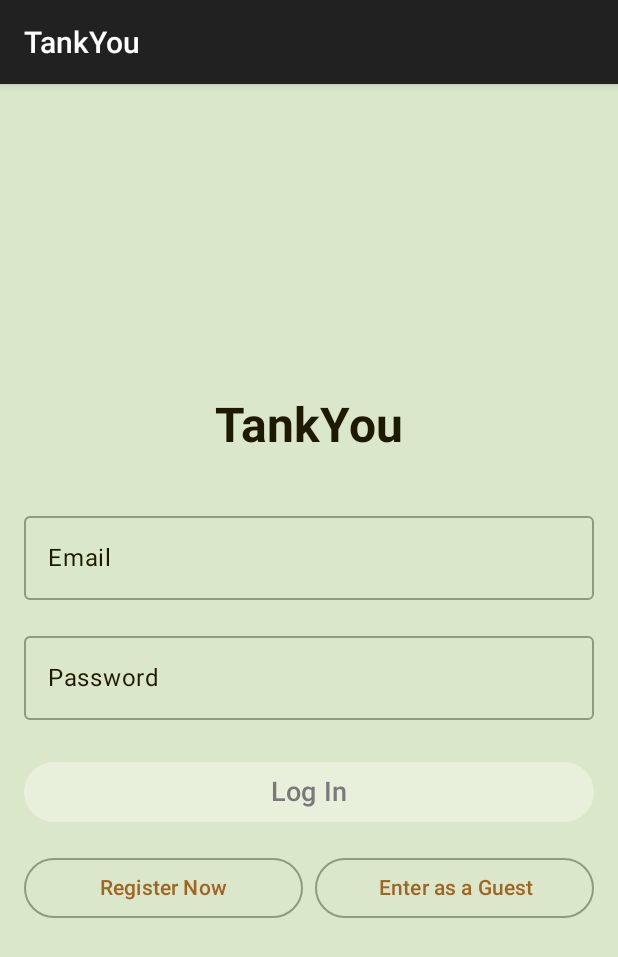
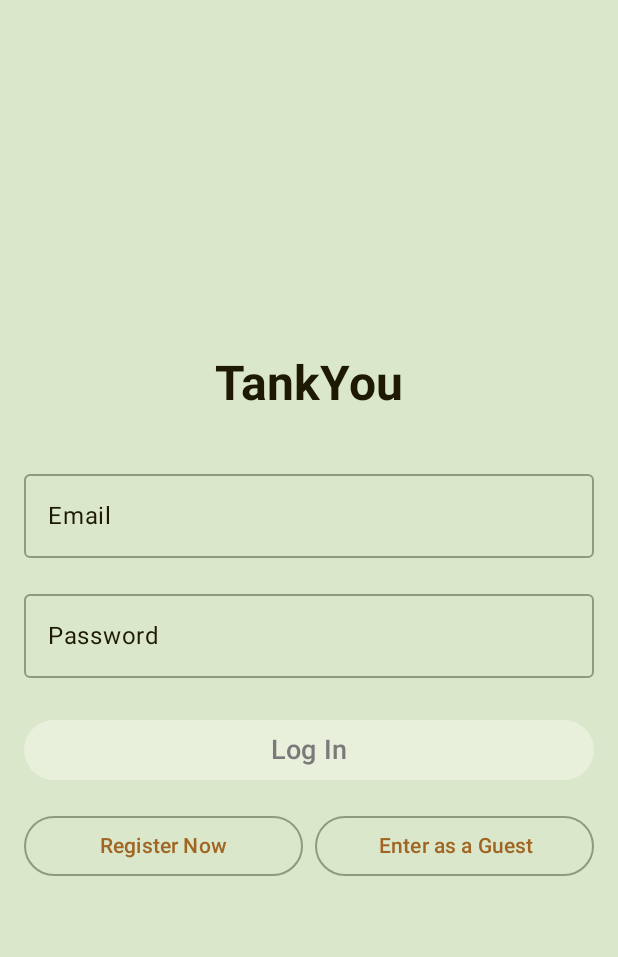
Before and after one commit to marcomarrelli/TankYou, an Android app built with Jetpack Compose: the screen it shows after launch (MainActivity), on a phone screen of 412 x 824 dp. Shown: the top 957 px of the screen. Run offline under Robolectric (Android 15) with nearby library versions, the light colour scheme and no system bars; libraries missing offline, so code that uses them is left out: io.github.jan.supabase, org.osmdroid.util; 1 statement that could not run was skipped.

Commit message:
fix: Fixed Palette

```diff
--- a/app/src/main/java/project/unibo/tankyou/MainActivity.kt
+++ b/app/src/main/java/project/unibo/tankyou/MainActivity.kt
@@ -46,6 +46,8 @@ class MainActivity : AppCompatActivity() {
 
     override fun onCreate(savedInstanceState: Bundle?) {
         super.onCreate(savedInstanceState)
+
+        supportActionBar?.hide()
 
         ThemeManager.initialize(this)
 
--- a/app/src/main/java/project/unibo/tankyou/ui/theme/Colors.kt
+++ b/app/src/main/java/project/unibo/tankyou/ui/theme/Colors.kt
@@ -18,6 +18,9 @@ object LightColors {
     val OK = Color(0xFF23BA39)
     val Warning = Color(0xFFEAAD16)
     val Alert = Color(0xFFEC2E23)
+
+    val White = Color(0xFFFEFAE1)
+    val Black = Color(0xFF1E1A01)
 }
 
 object DarkColors {
@@ -36,4 +39,7 @@ object DarkColors {
     val OK = Color(0xFF1A8A2B)
     val Warning = Color(0xFFB8850F)
     val Alert = Color(0xFFB8211A)
+
+    val White = Color(0xFFFEFAE1)
+    val Black = Color(0xFF1E1A01)
 }
--- a/app/src/main/java/project/unibo/tankyou/ui/theme/Palette.kt
+++ b/app/src/main/java/project/unibo/tankyou/ui/theme/Palette.kt
@@ -18,7 +18,10 @@ data class PaletteData(
 
     val ok: Color,
     val warning: Color,
-    val alert: Color
+    val alert: Color,
+
+    val white: Color,
+    val black: Color
 )
 
 val LightTankYouColors = PaletteData(
@@ -36,7 +39,10 @@ val LightTankYouColors = PaletteData(
 
     ok = LightColors.OK,
     warning = LightColors.Warning,
-    alert = LightColors.Alert
+    alert = LightColors.Alert,
+
+    white = LightColors.White,
+    black = LightColors.Black
 )
 
 val DarkTankYouColors = PaletteData(
@@ -54,9 +60,10 @@ val DarkTankYouColors = PaletteData(
 
     ok = DarkColors.OK,
     warning = DarkColors.Warning,
-    alert = DarkColors.Alert
+    alert = DarkColors.Alert,
+
+    white = DarkColors.White,
+    black = DarkColors.Black
 )
 
 val LocalTankYouColors = staticCompositionLocalOf { LightTankYouColors }
-
-object Palette
--- a/app/src/main/java/project/unibo/tankyou/ui/theme/ThemeManager.kt
+++ b/app/src/main/java/project/unibo/tankyou/ui/theme/ThemeManager.kt
@@ -5,6 +5,8 @@ import android.content.SharedPreferences
 
 import androidx.compose.runtime.State
 import androidx.compose.runtime.mutableStateOf
+import androidx.compose.ui.graphics.Color
+import androidx.compose.ui.graphics.toArgb
 
 import androidx.core.content.edit
 
@@ -13,6 +15,8 @@ enum class ThemeMode {
     DARK,
     SYSTEM
 }
+
+fun Color.toAndroidColor(): Int = this.toArgb()
 
 object ThemeManager {
     private const val PREFS_NAME = "theme_preferences"
--- a/app/src/main/java/project/unibo/tankyou/utils/Constants.kt
+++ b/app/src/main/java/project/unibo/tankyou/utils/Constants.kt
@@ -84,7 +84,7 @@ object Constants {
             const val CLUSTER_SIZE: Int = 175
 
             /** Cluster Group Size (Radius, pixels) */
-            const val CLUSTER_GROUP_RADIUS: Int = 200
+            const val CLUSTER_GROUP_RADIUS: Int = 250
 
             /** Default Font Size for Cluster Text */
             const val CLUSTER_TEXT_FONT_SIZE: Float = 48f
```
Also changed, not shown: app/src/main/java/project/unibo/tankyou/components/GasStationCluster.kt (+25 -39 lines).
